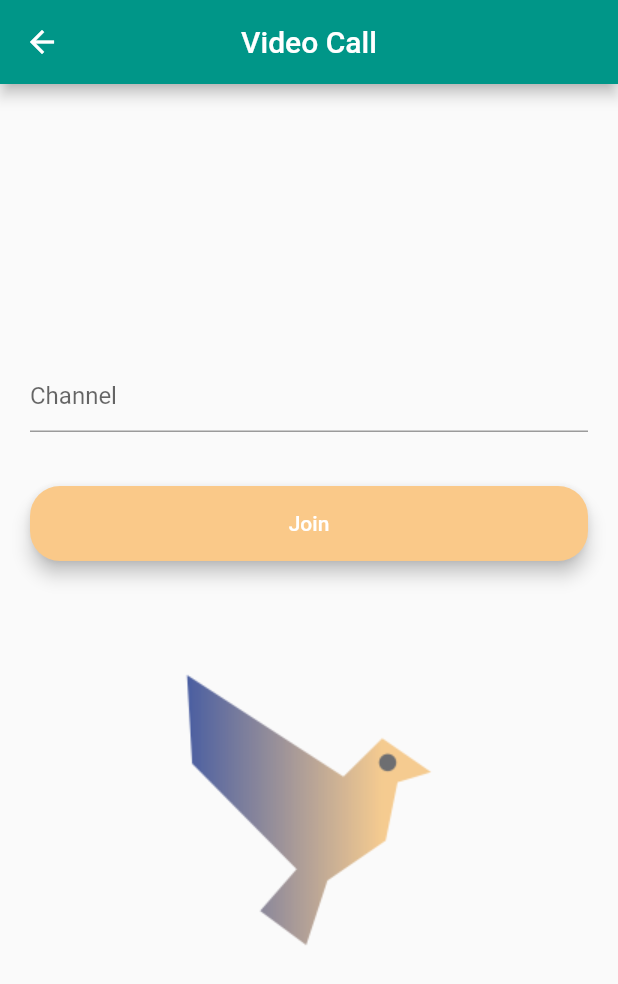
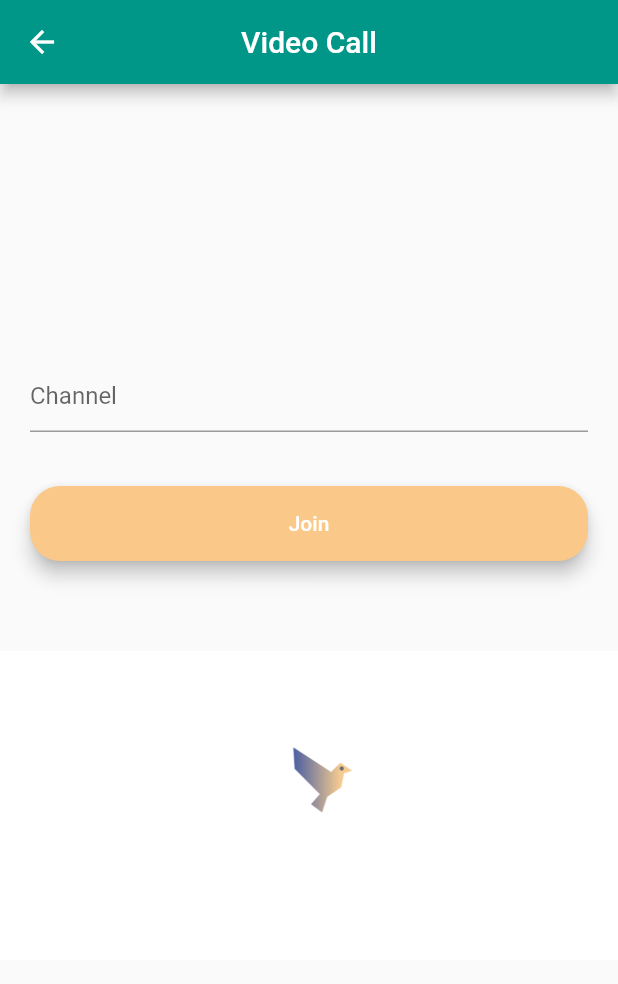
Before and after one commit to mokshkant7/HummingBird, a Flutter app: the IndexPage screen opened directly, on a phone screen of 412 x 824 dp. Shown: the top 984 px of the screen. Run offline on Flutter 3.47's test engine with Material 2 defaults, Android fonts, the phone set to English and light mode, and no system bars; our stand-ins replace cloud_firestore, firebase_auth, modal_progress_hud, permission_handler; missing offline and left inert: agora_rtc_engine; accounts and stored records are empty.

Commit message:
ss for chanel selection page

```diff
--- a/lib/Calling/index.dart
+++ b/lib/Calling/index.dart
@@ -38,7 +38,7 @@ class IndexState extends State<IndexPage> {
           decoration: BoxDecoration(
               image: DecorationImage(
             alignment: Alignment(0.0, 1.0),
-            image: AssetImage('images/HummingBirdLogo.png'),
+            image: AssetImage('images/HummingBirdLogoss.png'),
           )),
           padding: const EdgeInsets.symmetric(horizontal: 20),
           height: 400,
```
Also changed, not shown: images/HummingBirdLogoss.png (added).
